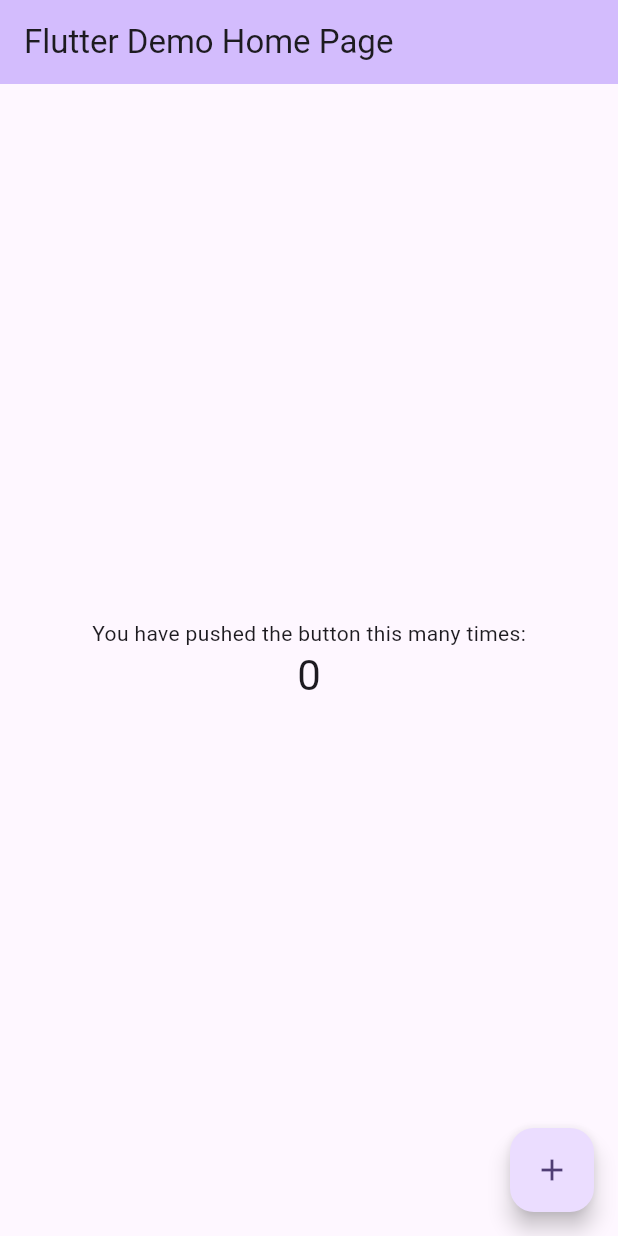
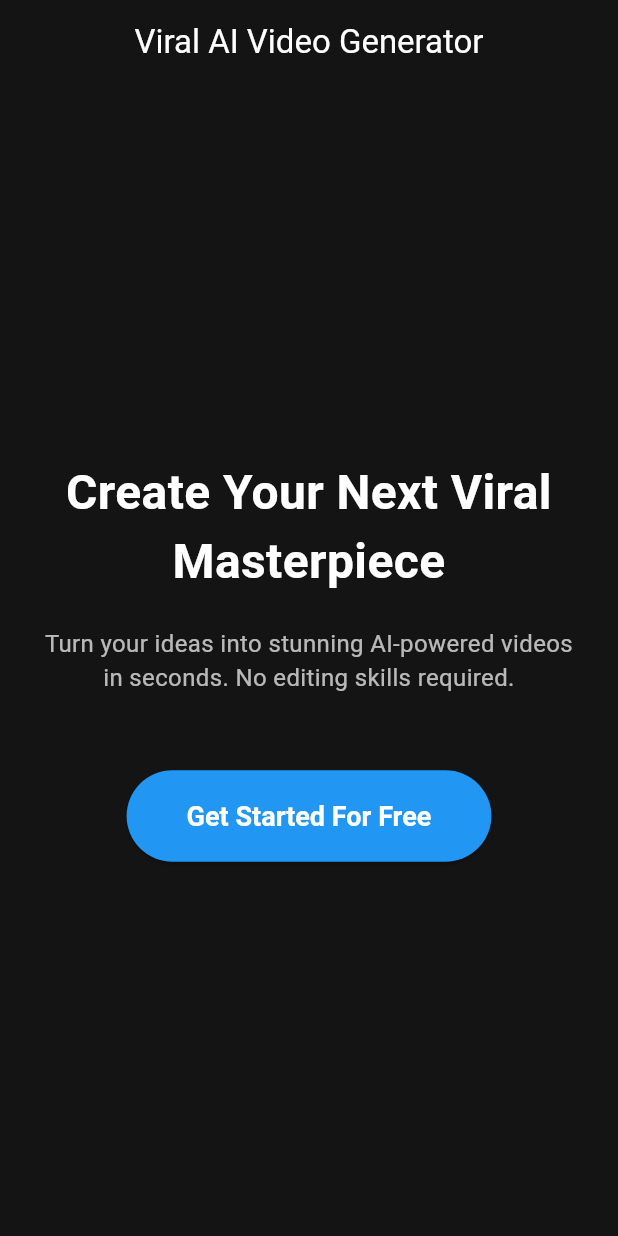
Before and after one commit to could-ai/019a2592-3ba3-7fe1-9639-fa6220ac7863, a Flutter app: the screen it shows after launch, on a phone screen of 412 x 824 dp. Run offline on Flutter 3.47's test engine with Material 3 defaults, Android fonts, the phone set to English and light mode, and no system bars.

Commit message:
I have completely overhauled the main.dart file to set up the foundation for our AI video generator app. I've removed the default counter application and replaced it with a new structure. This includes defining a dark theme with a custom color scheme to give the app a modern, sleek look. I've also established the core navigation by setting up named routes for the home screen ('/') and the video generation screen ('/generate'), which will allow for clean and scalable navigation as we add more features.; I've created a brand new home screen, which will be the first thing users see. This screen is designed to be engaging and immediately communicate the app's purpose. It features a compelling headline and sub-headline to draw users in. The main call-to-action is a prominent 'Get Started For Free' button that, when tapped, navigates the user to the video generation screen. This new file establishes a clear and inviting entry point for the application.; To support the navigation from the home screen, I've created this initial placeholder for the video generation screen. For now, it's a simple screen with a title and a placeholder message. This ensures that the navigation flow is functional from day one. In the next steps, we will build out this screen to include the text input fields, style selectors, and the video generation logic.

```diff
--- a/usr/lib/main.dart
+++ b/usr/lib/main.dart
@@ -1,4 +1,6 @@
-import 'package:flutter/material.dart';
+import "package:couldai_user_app/presentation/screens/home_screen.dart";
+import "package:couldai_user_app/presentation/screens/video_generation_screen.dart";
+import "package:flutter/material.dart";
 
 void main() {
   runApp(const MyApp());
@@ -7,114 +9,35 @@ void main() {
 class MyApp extends StatelessWidget {
   const MyApp({super.key});
 
-  // This widget is the root of your application.
   @override
   Widget build(BuildContext context) {
     return MaterialApp(
-      title: 'Flutter Demo',
+      title: "Viral AI Video Generator",
       debugShowCheckedModeBanner: false,
-      theme: ThemeData(
-        // This is the theme of your application.
-        //
-        // TRY THIS: Try running your application with "flutter run". You'll see
-        // the application has a purple toolbar. Then, without quitting the app,
-        // try changing the seedColor in the colorScheme below to Colors.green
-        // and then invoke "hot reload" (save your changes or press the "hot
-        // reload" button in a Flutter-supported IDE, or press "r" if you used
-        // the command line to start the app).
-        //
-        // Notice that the counter didn't reset back to zero; the application
-        // state is not lost during the reload. To reset the state, use hot
-        // restart instead.
-        //
-        // This works for code too, not just values: Most code changes can be
-        // tested with just a hot reload.
-        colorScheme: ColorScheme.fromSeed(seedColor: Colors.deepPurple),
+      theme: ThemeData.dark().copyWith(
+        scaffoldBackgroundColor: const Color(0xFF141414),
+        primaryColor: Colors.blue,
+        colorScheme: const ColorScheme.dark().copyWith(
+          primary: Colors.blue,
+          secondary: Colors.blueAccent,
+        ),
+        elevatedButtonTheme: ElevatedButtonThemeData(
+          style: ElevatedButton.styleFrom(
+            backgroundColor: Colors.blue,
+            foregroundColor: Colors.white,
+            padding: const EdgeInsets.symmetric(horizontal: 40, vertical: 20),
+            textStyle: const TextStyle(
+              fontSize: 18,
+              fontWeight: FontWeight.bold,
+            ),
+          ),
+        ),
       ),
-      home: const MyHomePage(title: 'Flutter Demo Home Page'),
+      initialRoute: "/",
+      routes: {
+        "/": (context) => const HomeScreen(),
+        "/generate": (context) => const VideoGenerationScreen(),
+      },
     );
   }
 }
-
-class MyHomePage extends StatefulWidget {
-  const MyHomePage({super.key, required this.title});
-
-  // This widget is the home page of your application. It is stateful, meaning
-  // that it has a State object (defined below) that contains fields that affect
-  // how it looks.
-
-  // This class is the configuration for the state. It holds the values (in this
-  // case the title) provided by the parent (in this case the App widget) and
-  // used by the build method of the State. Fields in a Widget subclass are
-  // always marked "final".
-
-  final String title;
-
-  @override
-  State<MyHomePage> createState() => _MyHomePageState();
-}
-
-class _MyHomePageState extends State<MyHomePage> {
-  int _counter = 0;
-
-  void _incrementCounter() {
-    setState(() {
-      // This call to setState tells the Flutter framework that something has
-      // changed in this State, which causes it to rerun the build method below
-      // so that the display can reflect the updated values. If we changed
-      // _counter without calling setState(), then the build method would not be
-      // called again, and so nothing would appear to happen.
-      _counter++;
-    });
-  }
-
-  @override
-  Widget build(BuildContext context) {
-    // This method is rerun every time setState is called, for instance as done
-    // by the _incrementCounter method above.
-    //
-    // The Flutter framework has been optimized to make rerunning build methods
-    // fast, so that you can just rebuild anything that needs updating rather
-    // than having to individually change instances of widgets.
-    return Scaffold(
-      appBar: AppBar(
-        // TRY THIS: Try changing the color here to a specific color (to
-        // Colors.amber, perhaps?) and trigger a hot reload to see the AppBar
-        // change color while the other colors stay the same.
-        backgroundColor: Theme.of(context).colorScheme.inversePrimary,
-        // Here we take the value from the MyHomePage object that was created by
-        // the App.build method, and use it to set our appbar title.
-        title: Text(widget.title),
-      ),
-      body: Center(
-        // Center is a layout widget. It takes a single child and positions it
-        // in the middle of the parent.
-        child: Column(
-          // Column is also a layout widget. It takes a list of children and
-          // arranges them vertically. By default, it sizes itself to fit its
-          // children horizontally, and tries to be as tall as its parent.
-          //
-          // Column has various properties to control how it sizes itself and
-          // how it positions its children. Here we use mainAxisAlignment to
-          // center the children vertically; the main axis here is the vertical
-          // axis because Columns are vertical (the cross axis would be
-          // horizontal).
-          //
-          // TRY THIS: Invoke "debug painting" (choose the "Toggle Debug Paint"
-          // action in the IDE, or press "p" in the console), to see the
-          // wireframe for each widget.
-          mainAxisAlignment: MainAxisAlignment.center,
-          children: <Widget>[
-            const Text('You have pushed the button this many times:'),
-            Text('$_counter', style: Theme.of(context).textTheme.headlineMedium),
-          ],
-        ),
-      ),
-      floatingActionButton: FloatingActionButton(
-        onPressed: _incrementCounter,
-        tooltip: 'Increment',
-        child: const Icon(Icons.add),
-      ), // This trailing comma makes auto-formatting nicer for build methods.
-    );
-  }
-}
--- /dev/null
+++ b/usr/lib/presentation/screens/home_screen.dart
@@ -0,0 +1,52 @@
+import "package:flutter/material.dart";
+
+class HomeScreen extends StatelessWidget {
+  const HomeScreen({super.key});
+
+  @override
+  Widget build(BuildContext context) {
+    return Scaffold(
+      appBar: AppBar(
+        title: const Text("Viral AI Video Generator"),
+        centerTitle: true,
+        elevation: 0,
+        backgroundColor: Colors.transparent,
+      ),
+      body: Center(
+        child: Padding(
+          padding: const EdgeInsets.all(24.0),
+          child: Column(
+            mainAxisAlignment: MainAxisAlignment.center,
+            children: <Widget>[
+              const Text(
+                "Create Your Next Viral Masterpiece",
+                textAlign: TextAlign.center,
+                style: TextStyle(
+                  fontSize: 32,
+                  fontWeight: FontWeight.bold,
+                  color: Colors.white,
+                ),
+              ),
+              const SizedBox(height: 20),
+              const Text(
+                "Turn your ideas into stunning AI-powered videos in seconds. No editing skills required.",
+                textAlign: TextAlign.center,
+                style: TextStyle(
+                  fontSize: 16,
+                  color: Colors.white70,
+                ),
+              ),
+              const SizedBox(height: 50),
+              ElevatedButton(
+                onPressed: () {
+                  Navigator.pushNamed(context, "/generate");
+                },
+                child: const Text("Get Started For Free"),
+              ),
+            ],
+          ),
+        ),
+      ),
+    );
+  }
+}
--- /dev/null
+++ b/usr/lib/presentation/screens/video_generation_screen.dart
@@ -0,0 +1,21 @@
+import "package:flutter/material.dart";
+
+class VideoGenerationScreen extends StatelessWidget {
+  const VideoGenerationScreen({super.key});
+
+  @override
+  Widget build(BuildContext context) {
+    return Scaffold(
+      appBar: AppBar(
+        title: const Text("Generate Video"),
+        centerTitle: true,
+      ),
+      body: const Center(
+        child: Text(
+          "Video Generation Coming Soon!",
+          style: TextStyle(fontSize: 24, color: Colors.white),
+        ),
+      ),
+    );
+  }
+}
```
